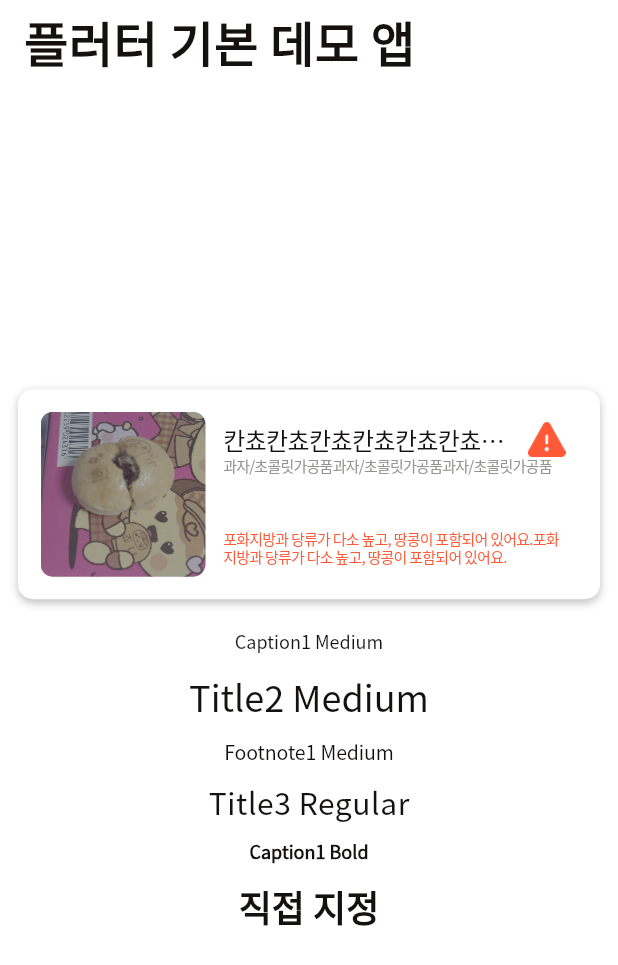
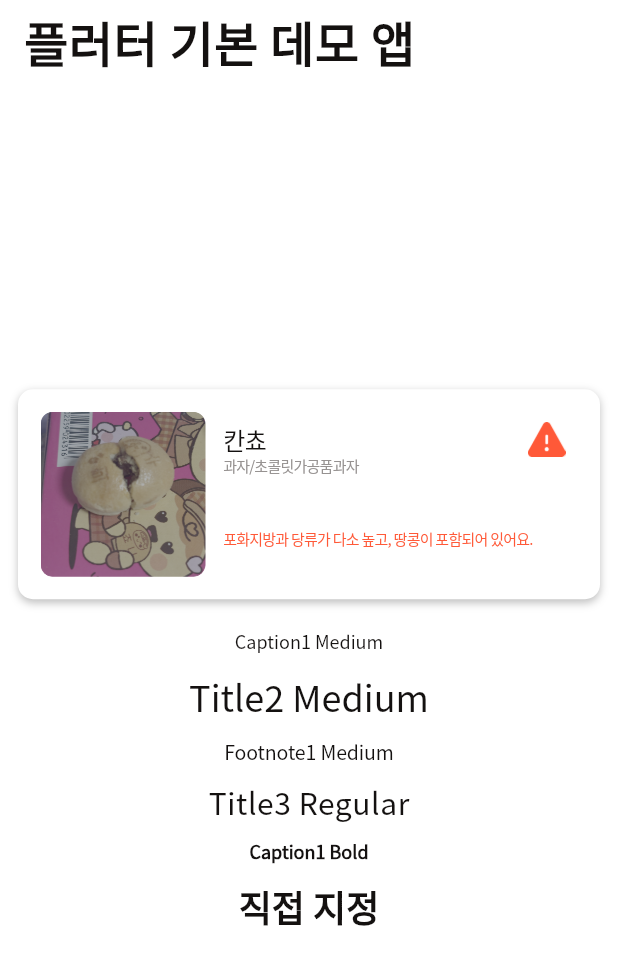
Before and after one commit to skku-sw-25f-capstone6/HealthyScanner, a Flutter app: the screen it shows after launch, on a phone screen of 412 x 824 dp. Shown: the top 965 px of the screen. Run offline on Flutter 3.47's test engine with Material 3 defaults, Android fonts, the light colour scheme and no system bars.

Commit message:
chore: 예시 텍스트 수정

```diff
--- a/healthy_scanner/lib/main.dart
+++ b/healthy_scanner/lib/main.dart
@@ -44,10 +44,9 @@ class _MyHomePageState extends State<MyHomePage> {
             SafeArea(
               minimum: const EdgeInsets.fromLTRB(12, 0, 12, 20),
               child: FoodCard(
-                title: '칸쵸칸쵸칸쵸칸쵸칸쵸칸쵸칸쵸칸쵸',
-                category: '과자/초콜릿가공품과자/초콜릿가공품과자/초콜릿가공품',
-                message:
-                    '포화지방과 당류가 다소 높고, 땅콩이 포함되어 있어요.포화지방과 당류가 다소 높고, 땅콩이 포함되어 있어요.',
+                title: '칸쵸',
+                category: '과자/초콜릿가공품과자',
+                message: '포화지방과 당류가 다소 높고, 땅콩이 포함되어 있어요.',
                 imageAsset: 'assets/images/cancho.png',
                 warningAsset: 'assets/icons/ic_warning.png',
                 onTap: () {
```
